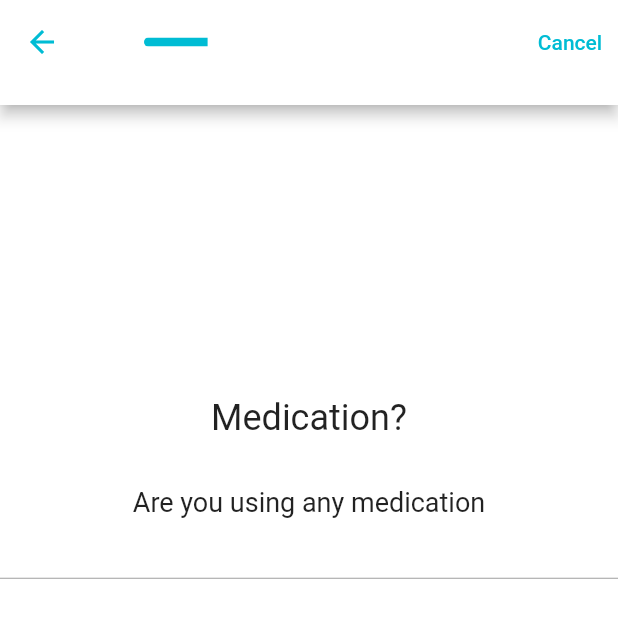
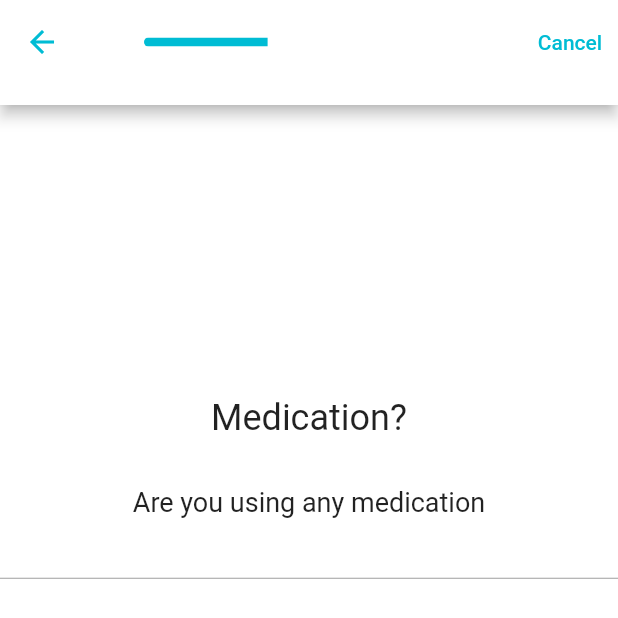
Before and after one commit to QuickBirdEng/survey_kit, a Flutter app: the screen it shows after launch, after a tap on "LET'S GO!", after a tap on "NEXT", on a phone screen of 412 x 824 dp, the top half of it. Run offline on Flutter 3.47's test engine with Material 2 defaults, Android fonts, the phone set to English and light mode, and no system bars; drawn by our look-alikes of flutter_platform_widgets; our stand-ins replace bloc, chewie, flutter_bloc, lottie, video_player.

Commit message:
feature/animated progressbar

```diff
--- a/example/lib/main.dart
+++ b/example/lib/main.dart
@@ -48,10 +48,8 @@ class _MyAppState extends State<MyApp> {
                         iconTheme: IconThemeData(
                           color: Colors.cyan,
                         ),
-                        textTheme: TextTheme(
-                          button: TextStyle(
-                            color: Colors.cyan,
-                          ),
+                        titleTextStyle: TextStyle(
+                          color: Colors.cyan,
                         ),
                       ),
                       iconTheme: const IconThemeData(
--- a/lib/src/widget/survey_progress.dart
+++ b/lib/src/widget/survey_progress.dart
@@ -5,9 +5,14 @@ import 'package:survey_kit/src/presenter/survey_presenter.dart';
 import 'package:survey_kit/src/presenter/survey_state.dart';
 import 'package:survey_kit/src/widget/survey_progress_configuration.dart';
 
-class SurveyProgress extends StatelessWidget {
+class SurveyProgress extends StatefulWidget {
   const SurveyProgress({Key? key}) : super(key: key);
 
+  @override
+  State<SurveyProgress> createState() => _SurveyProgressState();
+}
+
+class _SurveyProgressState extends State<SurveyProgress> {
   @override
   Widget build(BuildContext context) {
     final progressbarConfiguration =
@@ -29,17 +34,24 @@ class SurveyProgress extends StatelessWidget {
               ClipRRect(
                 borderRadius: progressbarConfiguration.borderRadius ??
                     BorderRadius.circular(14.0),
-                child: Container(
-                  child: LinearProgressIndicator(
-                    value: state.currentStepIndex / state.stepCount,
-                    valueColor: AlwaysStoppedAnimation<Color>(
-                      progressbarConfiguration.valueProgressbarColor ??
+                child: Stack(
+                  children: [
+                    Container(
+                      width: MediaQuery.of(context).size.width,
+                      height: progressbarConfiguration.height,
+                      color: progressbarConfiguration.progressbarColor,
+                    ),
+                    AnimatedContainer(
+                      duration: const Duration(milliseconds: 200),
+                      curve: Curves.linear,
+                      width: state.currentStepIndex /
+                          state.stepCount *
+                          MediaQuery.of(context).size.width,
+                      height: progressbarConfiguration.height,
+                      color: progressbarConfiguration.valueProgressbarColor ??
                           Theme.of(context).primaryColor,
                     ),
-                    backgroundColor: progressbarConfiguration.backgroundColor,
-                    color: progressbarConfiguration.progressbarColor,
-                    minHeight: progressbarConfiguration.height,
-                  ),
+                  ],
                 ),
               ),
             ],
```
Also changed, not shown: example/pubspec.lock, 3 other files.
